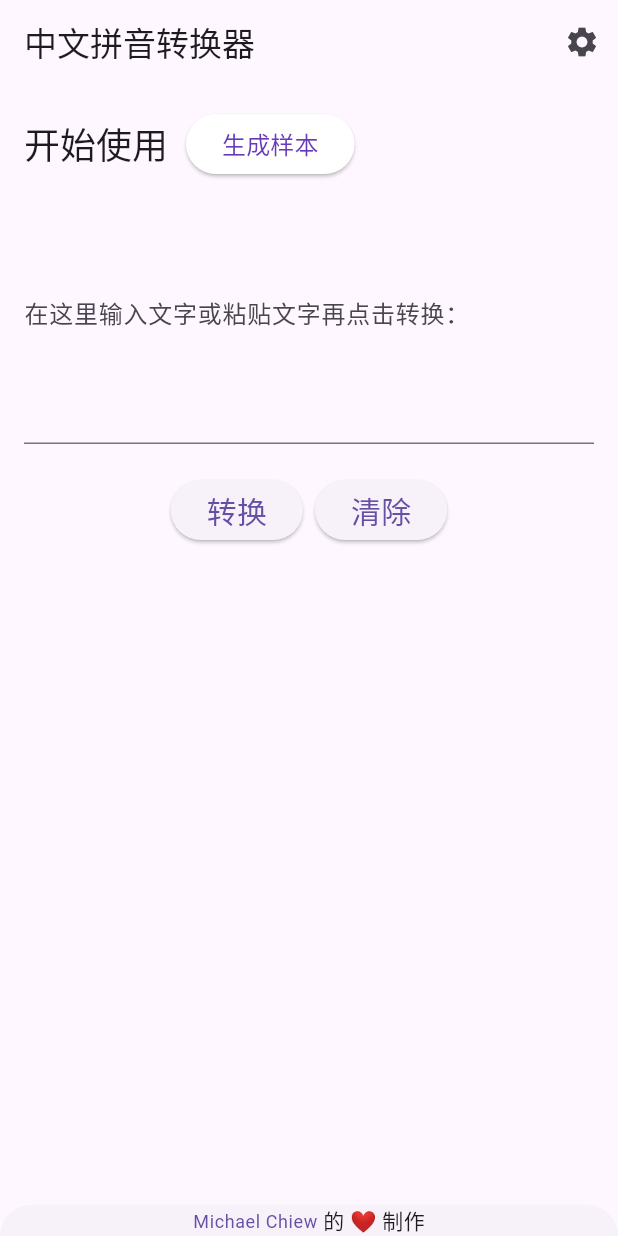
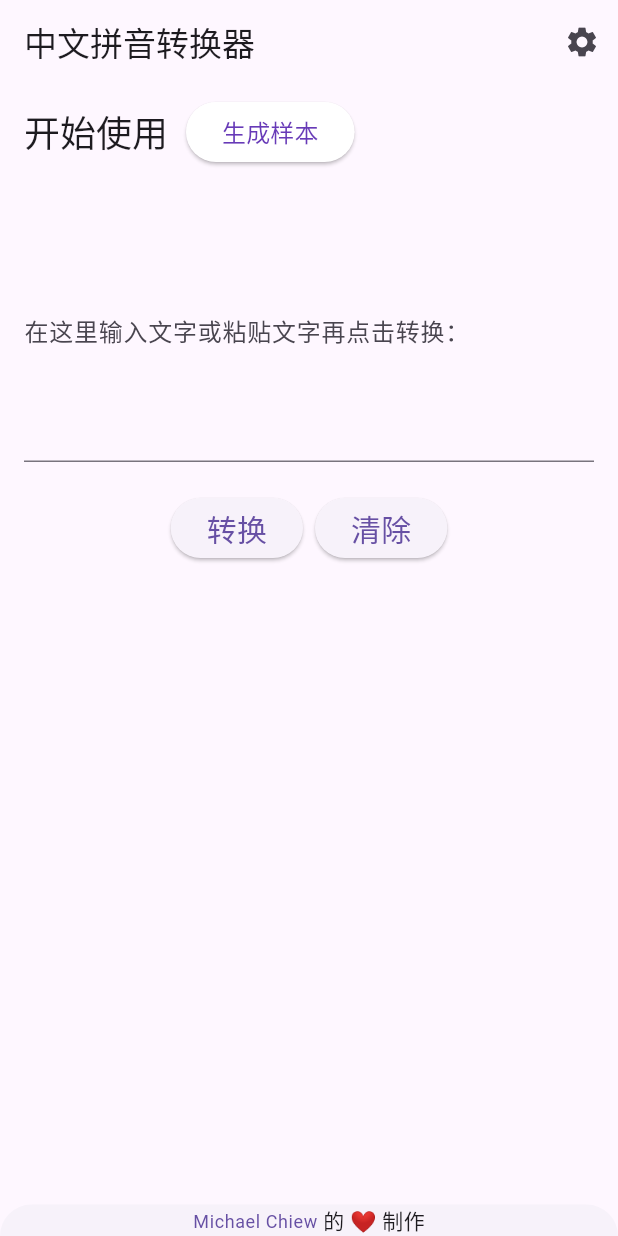
Before and after one commit to michaelchiew08/church-tool, a Flutter app: the screen it shows after launch, on a phone screen of 412 x 824 dp. Run offline on Flutter 3.47's test engine with Material 3 defaults, Android fonts, the light colour scheme and no system bars; our stand-ins replace flutter_hooks, flutter_riverpod, hooks_riverpod, shared_preferences; missing offline and left inert: lpinyin; generated files the repository leaves out were written again.

Commit message:
handled some padding

```diff
--- a/lib/app/base_scaffold.dart
+++ b/lib/app/base_scaffold.dart
@@ -1,12 +1,11 @@
 import 'package:church_tool/settings/settings_controller.dart';
-import 'package:flutter/foundation.dart';
 import 'package:flutter/gestures.dart';
 import 'package:flutter/material.dart';
 import 'package:flutter_gen/gen_l10n/app_localizations.dart';
 import 'package:url_launcher/url_launcher.dart';
 
-/// [BaseScaffold] replaces the Flutter Scaffold, but includes all Flutter
-/// Scaffold Properites.
+/// [BaseScaffold] to replaces the Flutter Scaffold, but includes all Flutter
+/// Scaffold properites by allowing customization.
 class BaseScaffold extends StatelessWidget {
   const BaseScaffold({
     required this.settingsController,
@@ -35,7 +34,6 @@ class BaseScaffold extends StatelessWidget {
     this.endDrawerEnableOpenDragGesture = true,
     this.restorationId,
     this.isFooterEnabled = false,
-    this.onWillPop,
     this.useSafeArea = false,
     this.canPop = true,
   });
@@ -64,7 +62,6 @@ class BaseScaffold extends StatelessWidget {
   final bool endDrawerEnableOpenDragGesture;
   final String? restorationId;
   final bool isFooterEnabled;
-  final AsyncValueGetter<bool>? onWillPop;
   final bool useSafeArea;
   final bool? canPop;
 
--- a/lib/features/pinyin_converter/pinyin_converter_screen.dart
+++ b/lib/features/pinyin_converter/pinyin_converter_screen.dart
@@ -50,7 +50,7 @@ class PinyinConverterScreen extends HookConsumerWidget {
         ],
       ),
       body: Container(
-        padding: const EdgeInsets.all(16).copyWith(bottom: 24),
+        padding: const EdgeInsets.all(16).copyWith(bottom: 24, top: 8),
         child: SingleChildScrollView(
           child: Column(
             crossAxisAlignment: CrossAxisAlignment.start,
@@ -80,6 +80,7 @@ class PinyinConverterScreen extends HookConsumerWidget {
                   ),
                 ],
               ),
+              const SizedBox(height: 20),
               TextField(
                 key: UniqueKey(),
                 maxLines: 6,
```
